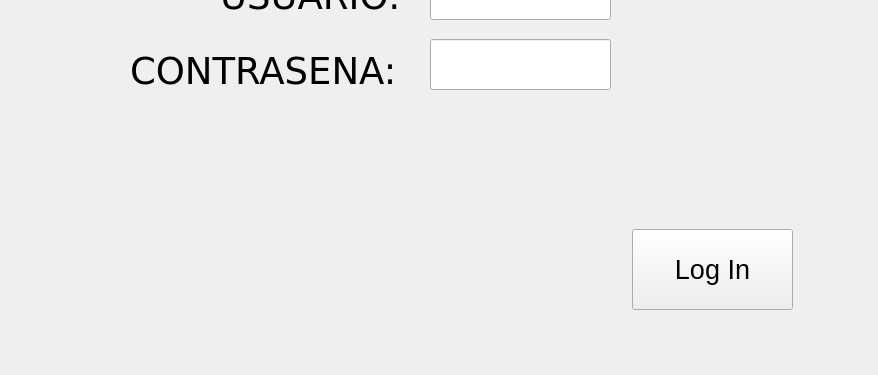
This is Ui/login.ui in RustyRaptor/pos as Qt 5 draws it before an edit; both pictures show x 0 to 878 and y 215 to 590 of the 878 by 590 pixel window. The edited form follows.
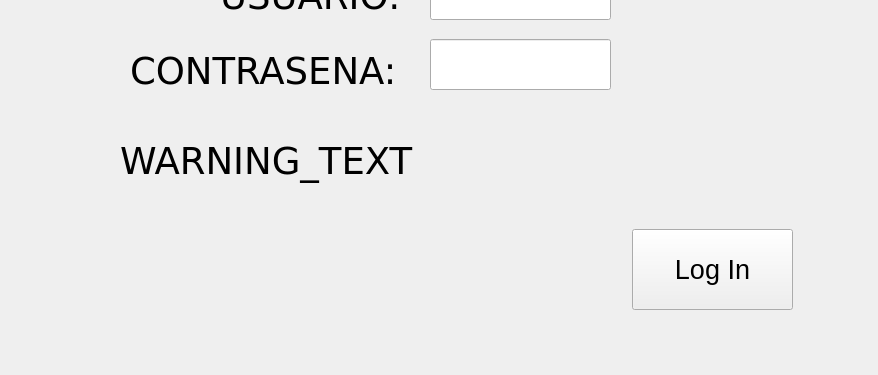
This is the edited form.

```diff
--- a/Ui/login.ui
+++ b/Ui/login.ui
@@ -148,7 +148,7 @@
     </font>
    </property>
    <property name="text">
-    <string/>
+    <string>WARNING_TEXT</string>
    </property>
   </widget>
  </widget>
```
